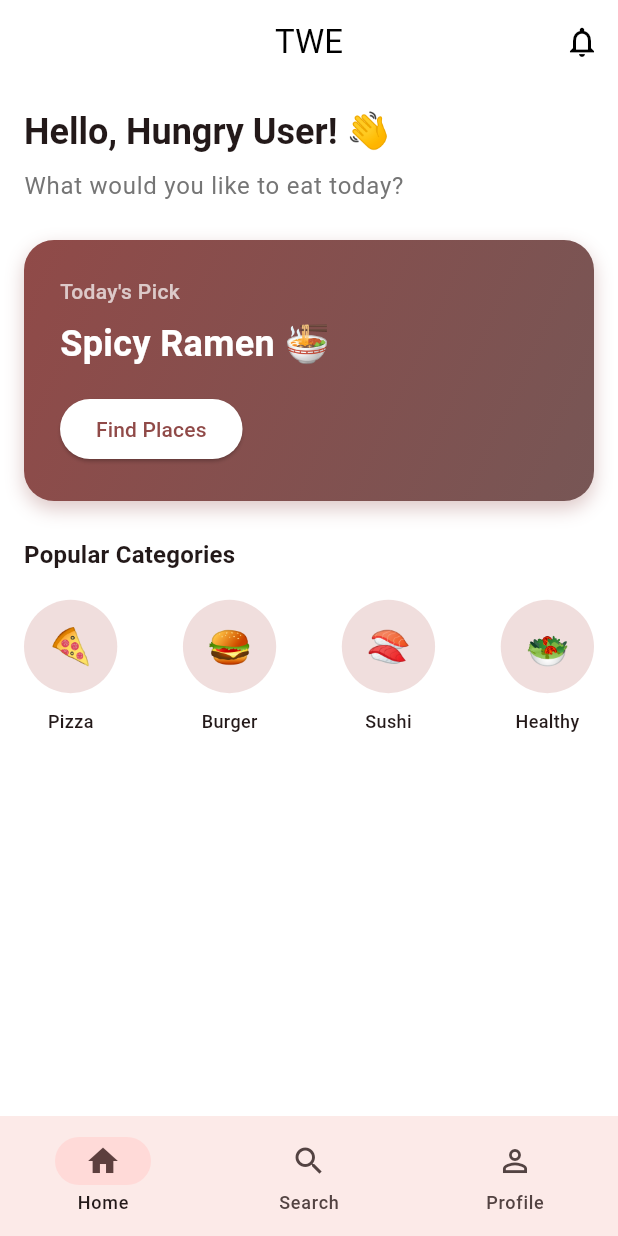
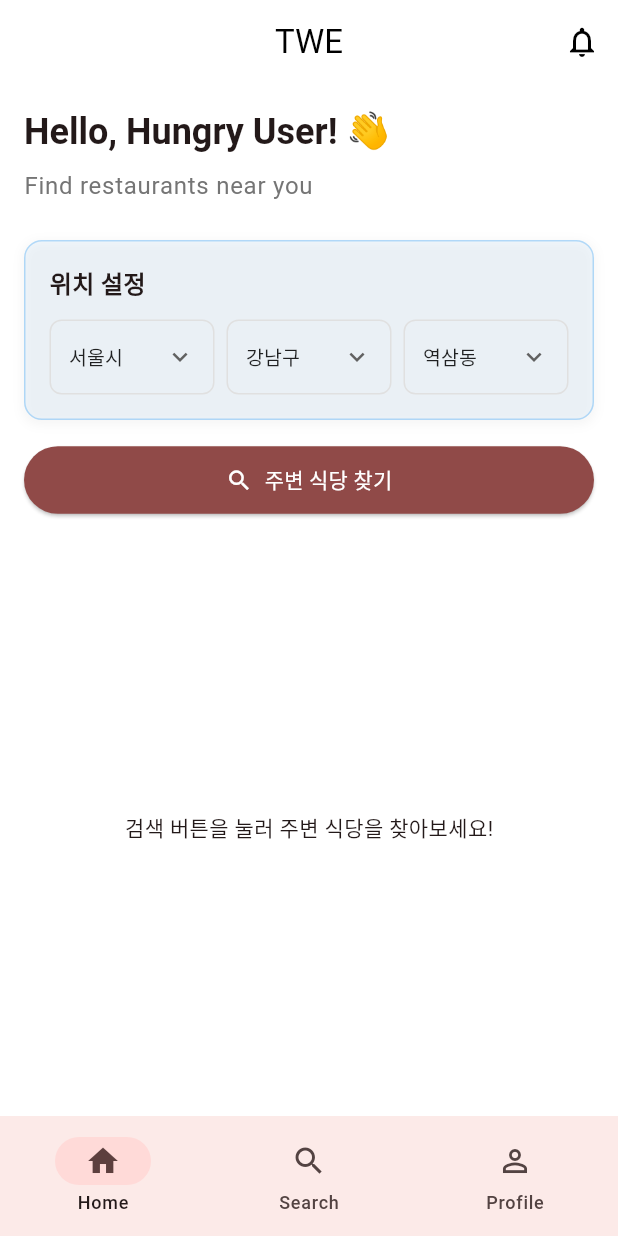
Before and after one commit to JongHwaShin/wet, a Flutter app: the screen it shows after launch, on a phone screen of 412 x 824 dp. Run offline on Flutter 3.47's test engine with Material 3 defaults, Android fonts, the phone set to English and light mode, and no system bars.

Commit message:
feat: 카카오 지도 API 연동 및 주소 기반 식당 검색 기능 구현
- 주소 선택 위젯(AddressSelector) 추가
  - 시/도, 구/군, 동 선택 가능한 드롭다운 UI
  - 서울시 주요 지역 예시 데이터 포함
- HomeScreen 업데이트
  - 백엔드 API 호출하여 식당 검색
  - 검색 결과 리스트 표시
- http 패키지 의존성 추가

```diff
--- a/lib/features/home/home_screen.dart
+++ b/lib/features/home/home_screen.dart
@@ -1,10 +1,65 @@
 // Flutter의 Material 디자인 위젯들을 사용하기 위한 import
 import 'package:flutter/material.dart';
+import 'package:http/http.dart' as http;
+import 'dart:convert';
+import 'widgets/address_selector.dart';
 
 // HomeScreen: 앱의 홈 화면
-// StatelessWidget: 상태가 변하지 않는 위젯
-class HomeScreen extends StatelessWidget {
+// StatefulWidget: 주소 선택 및 검색 결과에 따라 상태가 변함
+class HomeScreen extends StatefulWidget {
   const HomeScreen({super.key});
+
+  @override
+  State<HomeScreen> createState() => _HomeScreenState();
+}
+
+class _HomeScreenState extends State<HomeScreen> {
+  // 선택된 주소
+  String _selectedAddress = '서울시 강남구 역삼동';
+  // 검색된 식당 목록
+  List<dynamic> _restaurants = [];
+  // 로딩 상태
+  bool _isLoading = false;
+
+  // 백엔드 API 호출하여 식당 검색
+  Future<void> _searchRestaurants() async {
+    setState(() {
+      _isLoading = true;
+      _restaurants = [];
+    });
+
+    try {
+      // 백엔드 API URL
+      // Android 에뮬레이터: 10.0.2.2
+      // iOS 시뮬레이터: localhost
+      // 실제 기기: 컴퓨터의 IP 주소
+      final url = Uri.parse(
+          'http://localhost:8080/api/restaurants/search?address=$_selectedAddress');
+
+      final response = await http.get(url);
+
+      if (response.statusCode == 200) {
+        final data = json.decode(utf8.decode(response.bodyBytes));
+        setState(() {
+          _restaurants = data['documents'] ?? [];
+        });
+      } else {
+        // 에러 처리
+        ScaffoldMessenger.of(context).showSnackBar(
+          SnackBar(content: Text('Failed to load restaurants: ${response.statusCode}')),
+        );
+      }
+    } catch (e) {
+      // 네트워크 에러 처리
+      ScaffoldMessenger.of(context).showSnackBar(
+        SnackBar(content: Text('Error: $e')),
+      );
+    } finally {
+      setState(() {
+        _isLoading = false;
+      });
+    }
+  }
 
   @override
   Widget build(BuildContext context) {
@@ -22,11 +77,13 @@ class HomeScreen extends StatelessWidget {
         ],
       ),
       // body: 화면의 메인 콘텐츠
-      // SingleChildScrollView: 내용이 화면을 넘어가면 스크롤 가능하게 만듦
-      body: SingleChildScrollView(
-        padding: const EdgeInsets.all(16.0), // 전체 여백 16픽셀
+      body: Column(
+        crossAxisAlignment: CrossAxisAlignment.start, // 왼쪽 정렬
+        children: [
+          Padding(
+            padding: const EdgeInsets.all(16.0),
             child: Column(
-          crossAxisAlignment: CrossAxisAlignment.start, // 왼쪽 정렬
+              crossAxisAlignment: CrossAxisAlignment.start,
               children: [
                 // 인사말 텍스트
                 Text(
@@ -38,134 +95,69 @@ class HomeScreen extends StatelessWidget {
                 const SizedBox(height: 8), // 8픽셀 간격
                 // 부제목 텍스트
                 Text(
-              'What would you like to eat today?',
+                  'Find restaurants near you',
                   style: Theme.of(context).textTheme.bodyLarge?.copyWith(
                         color: Colors.grey[600], // 회색 텍스트
                       ),
                 ),
                 const SizedBox(height: 24), // 24픽셀 간격
-            // 추천 카드 위젯
-            _buildRecommendationCard(context),
-            const SizedBox(height: 24),
-            // "Popular Categories" 제목
-            Text(
-              'Popular Categories',
-              style: Theme.of(context).textTheme.titleMedium?.copyWith(
-                    fontWeight: FontWeight.bold,
+
+                // 주소 선택 위젯
+                AddressSelector(
+                  onAddressChanged: (address) {
+                    setState(() {
+                      _selectedAddress = address;
+                    });
+                  },
+                ),
+                const SizedBox(height: 16),
+
+                // 검색 버튼
+                SizedBox(
+                  width: double.infinity,
+                  child: ElevatedButton.icon(
+                    onPressed: _searchRestaurants,
+                    icon: const Icon(Icons.search),
+                    label: const Text('주변 식당 찾기'),
+                    style: ElevatedButton.styleFrom(
+                      padding: const EdgeInsets.symmetric(vertical: 12),
+                      backgroundColor: Theme.of(context).colorScheme.primary,
+                      foregroundColor: Colors.white,
                     ),
                   ),
-            const SizedBox(height: 16),
-            // 카테고리 아이콘들
-            _buildCategories(context),
+                ),
               ],
             ),
           ),
+
+          // 검색 결과 리스트
+          Expanded(
+            child: _isLoading
+                ? const Center(child: CircularProgressIndicator())
+                : _restaurants.isEmpty
+                    ? const Center(child: Text('검색 버튼을 눌러 주변 식당을 찾아보세요!'))
+                    : ListView.builder(
+                        itemCount: _restaurants.length,
+                        itemBuilder: (context, index) {
+                          final restaurant = _restaurants[index];
+                          return ListTile(
+                            leading: const CircleAvatar(
+                              child: Icon(Icons.restaurant),
+                            ),
+                            title: Text(restaurant['place_name'] ?? 'Unknown'),
+                            subtitle: Text(restaurant['road_address_name'] ?? ''),
+                            trailing: Text(
+                                restaurant['category_name']?.split('>').last.trim() ??
+                                    ''),
+                            onTap: () {
+                              // 상세 화면으로 이동하거나 지도 열기 등의 동작 구현 가능
+                            },
                           );
-  }
-
-  // _buildRecommendationCard: 오늘의 추천 음식을 보여주는 카드 위젯
-  Widget _buildRecommendationCard(BuildContext context) {
-    return Container(
-      width: double.infinity, // 화면 전체 너비
-      padding: const EdgeInsets.all(24), // 내부 여백 24픽셀
-      decoration: BoxDecoration(
-        // gradient: 그라데이션 배경색 (왼쪽 위에서 오른쪽 아래로)
-        gradient: LinearGradient(
-          colors: [
-            Theme.of(context).colorScheme.primary, // 기본 색상
-            Theme.of(context).colorScheme.secondary, // 보조 색상
-          ],
-          begin: Alignment.topLeft, // 시작점: 왼쪽 위
-          end: Alignment.bottomRight, // 끝점: 오른쪽 아래
+                        },
                       ),
-        borderRadius: BorderRadius.circular(20), // 모서리를 둥글게 (반경 20)
-        // boxShadow: 그림자 효과
-        boxShadow: [
-          BoxShadow(
-            color: Theme.of(context).colorScheme.primary.withOpacity(0.3), // 그림자 색상 (투명도 30%)
-            blurRadius: 10, // 흐림 정도
-            offset: const Offset(0, 5), // 그림자 위치 (아래로 5픽셀)
-          ),
-        ],
-      ),
-      child: Column(
-        crossAxisAlignment: CrossAxisAlignment.start,
-        children: [
-          // "Today's Pick" 라벨
-          const Text(
-            'Today\'s Pick',
-            style: TextStyle(
-              color: Colors.white70, // 반투명 흰색
-              fontSize: 14,
-              fontWeight: FontWeight.w500,
-            ),
-          ),
-          const SizedBox(height: 8),
-          // 추천 음식 이름
-          const Text(
-            'Spicy Ramen 🍜',
-            style: TextStyle(
-              color: Colors.white, // 흰색
-              fontSize: 24,
-              fontWeight: FontWeight.bold,
-            ),
-          ),
-          const SizedBox(height: 16),
-          // "Find Places" 버튼
-          ElevatedButton(
-            onPressed: () {}, // 버튼 클릭 시 실행할 함수
-            style: ElevatedButton.styleFrom(
-              backgroundColor: Colors.white, // 버튼 배경색: 흰색
-              foregroundColor: Theme.of(context).colorScheme.primary, // 텍스트 색상
-              shape: RoundedRectangleBorder(
-                borderRadius: BorderRadius.circular(30), // 둥근 모서리
-              ),
-            ),
-            child: const Text('Find Places'),
           ),
         ],
       ),
     );
   }
-
-  // _buildCategories: 음식 카테고리 아이콘들을 보여주는 위젯
-  Widget _buildCategories(BuildContext context) {
-    // categories: 각 카테고리의 아이콘과 이름을 담은 리스트
-    final categories = [
-      {'icon': '🍕', 'name': 'Pizza'},
-      {'icon': '🍔', 'name': 'Burger'},
-      {'icon': '🍣', 'name': 'Sushi'},
-      {'icon': '🥗', 'name': 'Healthy'},
-    ];
-
-    // Row: 가로로 위젯들을 배치
-    return Row(
-      mainAxisAlignment: MainAxisAlignment.spaceBetween, // 양 끝에 공간을 균등하게 배치
-      children: categories.map((cat) {
-        // map: 각 카테고리를 위젯으로 변환
-        return Column(
-          children: [
-            // 카테고리 아이콘을 담은 원형 컨테이너
-            Container(
-              padding: const EdgeInsets.all(16),
-              decoration: BoxDecoration(
-                color: Theme.of(context).colorScheme.surfaceContainerHighest, // 배경색
-                shape: BoxShape.circle, // 원형
-              ),
-              child: Text(
-                cat['icon']!, // 이모지 아이콘
-                style: const TextStyle(fontSize: 24),
-              ),
-            ),
-            const SizedBox(height: 8),
-            // 카테고리 이름
-            Text(
-              cat['name']!,
-              style: const TextStyle(fontSize: 12, fontWeight: FontWeight.w500),
-            ),
-          ],
-        );
-      }).toList(), // map 결과를 리스트로 변환
-    );
 }
-}
--- /dev/null
+++ b/lib/features/home/widgets/address_selector.dart
@@ -0,0 +1,176 @@
+import 'package:flutter/material.dart';
+
+class AddressSelector extends StatefulWidget {
+  final Function(String) onAddressChanged;
+
+  const AddressSelector({super.key, required this.onAddressChanged});
+
+  @override
+  State<AddressSelector> createState() => _AddressSelectorState();
+}
+
+class _AddressSelectorState extends State<AddressSelector> {
+  // 선택된 주소 데이터
+  String? _selectedCity = '서울시';
+  String? _selectedDistrict;
+  String? _selectedNeighborhood;
+
+  // 예시 데이터: 시/도 -> 구/군 -> 동
+  final Map<String, Map<String, List<String>>> _addressData = {
+    '서울시': {
+      '강남구': ['역삼동', '논현동', '삼성동', '청담동'],
+      '서초구': ['서초동', '반포동', '방배동', '양재동'],
+      '마포구': ['서교동', '합정동', '연남동', '망원동'],
+      '송파구': ['잠실동', '가락동', '문정동', '방이동'],
+    },
+    '경기도': {
+      '성남시': ['분당구', '수정구', '중원구'],
+      '수원시': ['팔달구', '영통구', '장안구', '권선구'],
+    }
+  };
+
+  @override
+  void initState() {
+    super.initState();
+    // 초기값 설정
+    _selectedDistrict = _addressData['서울시']!.keys.first;
+    _selectedNeighborhood = _addressData['서울시']![_selectedDistrict]!.first;
+    _notifyAddressChanged();
+  }
+
+  void _notifyAddressChanged() {
+    if (_selectedCity != null &&
+        _selectedDistrict != null &&
+        _selectedNeighborhood != null) {
+      widget.onAddressChanged(
+          '$_selectedCity $_selectedDistrict $_selectedNeighborhood');
+    }
+  }
+
+  @override
+  Widget build(BuildContext context) {
+    return Container(
+      padding: const EdgeInsets.all(16),
+      decoration: BoxDecoration(
+        color: Colors.blue.withOpacity(0.05), // 배경색을 연한 파란색으로 변경하여 구분
+        borderRadius: BorderRadius.circular(12),
+        border: Border.all(color: Colors.blue.withOpacity(0.3)), // 테두리 추가
+        boxShadow: [
+          BoxShadow(
+            color: Colors.grey.withOpacity(0.1),
+            spreadRadius: 1,
+            blurRadius: 5,
+            offset: const Offset(0, 2),
+          ),
+        ],
+      ),
+      child: Column(
+        crossAxisAlignment: CrossAxisAlignment.start,
+        children: [
+          const Text(
+            '위치 설정',
+            style: TextStyle(
+              fontWeight: FontWeight.bold,
+              fontSize: 16,
+            ),
+          ),
+          const SizedBox(height: 12),
+          Row(
+            children: [
+              // 시/도 선택
+              Expanded(
+                child: _buildDropdown(
+                  value: _selectedCity,
+                  items: _addressData.keys.toList(),
+                  hint: '시/도',
+                  onChanged: (value) {
+                    setState(() {
+                      _selectedCity = value;
+                      _selectedDistrict = _addressData[value]!.keys.first;
+                      _selectedNeighborhood =
+                          _addressData[value]![_selectedDistrict]!.first;
+                      _notifyAddressChanged();
+                    });
+                  },
+                ),
+              ),
+              const SizedBox(width: 8),
+              // 구/군 선택
+              Expanded(
+                child: _buildDropdown(
+                  value: _selectedDistrict,
+                  items: _selectedCity != null
+                      ? _addressData[_selectedCity]!.keys.toList()
+                      : [],
+                  hint: '구/군',
+                  onChanged: (value) {
+                    setState(() {
+                      _selectedDistrict = value;
+                      _selectedNeighborhood =
+                          _addressData[_selectedCity]![value]!.first;
+                      _notifyAddressChanged();
+                    });
+                  },
+                ),
+              ),
+              const SizedBox(width: 8),
+              // 동 선택
+              Expanded(
+                child: _buildDropdown(
+                  value: _selectedNeighborhood,
+                  items: (_selectedCity != null && _selectedDistrict != null)
+                      ? _addressData[_selectedCity]![_selectedDistrict]!
+                      : [],
+                  hint: '동',
+                  onChanged: (value) {
+                    setState(() {
+                      _selectedNeighborhood = value;
+                      _notifyAddressChanged();
+                    });
+                  },
+                ),
+              ),
+            ],
+          ),
+        ],
+      ),
+    );
+  }
+
+  Widget _buildDropdown({
+    required String? value,
+    required List<String> items,
+    required String hint,
+    required Function(String?) onChanged,
+  }) {
+    return Container(
+      padding: const EdgeInsets.symmetric(horizontal: 12),
+      decoration: BoxDecoration(
+        border: Border.all(color: Colors.grey[300]!),
+        borderRadius: BorderRadius.circular(8),
+      ),
+      child: DropdownButtonHideUnderline(
+        child: DropdownButton<String>(
+          value: value,
+          hint: Text(hint, style: const TextStyle(fontSize: 12)),
+          isExpanded: true,
+          icon: const Icon(Icons.keyboard_arrow_down, size: 20),
+          style: const TextStyle(
+            color: Colors.black87,
+            fontSize: 13,
+          ),
+          items: items.map((String item) {
+            return DropdownMenuItem<String>(
+              value: item,
+              child: Text(
+                item,
+                overflow: TextOverflow.ellipsis,
+              ),
+            );
+          }).toList(),
+          onChanged: onChanged,
+        ),
+      ),
+    );
+  }
+}
--- a/pubspec.yaml
+++ b/pubspec.yaml
@@ -28,6 +28,9 @@ dependencies:
   # Cupertino Icons: iOS 스타일 아이콘 폰트
   # CupertinoIcons 클래스와 함께 사용
   cupertino_icons: ^1.0.8
+
+  # HTTP 요청을 위한 패키지
+  http: ^1.2.0
 
 # dev_dependencies: 개발 중에만 필요한 패키지들 (앱 실행에는 포함되지 않음)
 dev_dependencies:
```
Also changed, not shown: pubspec.lock. Lines whose indentation alone changed are shown as unchanged.
